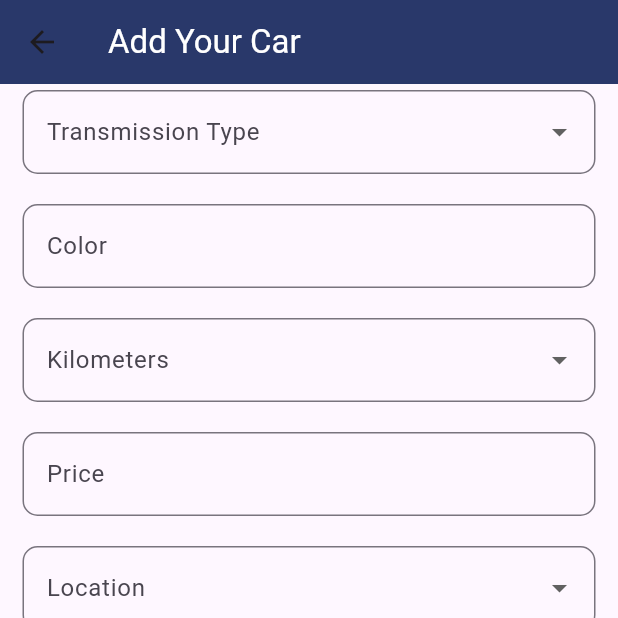
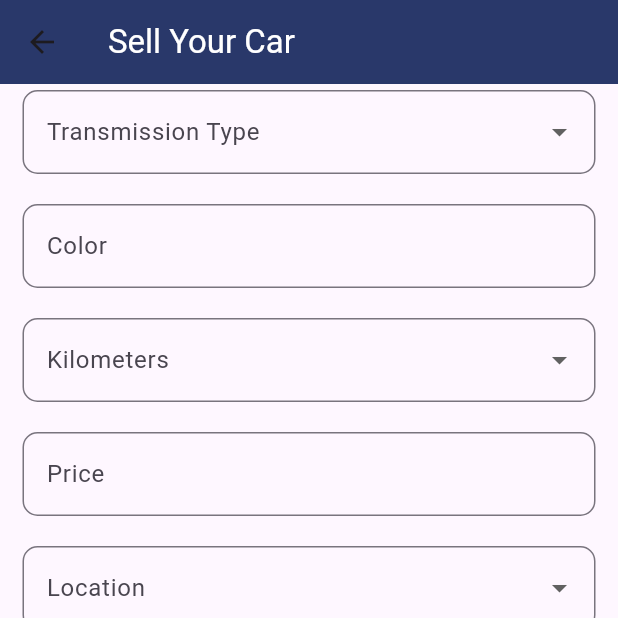
Before and after one commit to mohamedsalah918101/Cars-Store, a Flutter app: the AddPost screen opened directly, scrolled down 540 dp, on a phone screen of 412 x 824 dp, the top half of it. Run offline on Flutter 3.47's test engine with Material 3 defaults, Android fonts, the phone set to English and light mode, and no system bars; our stand-ins replace animated_splash_screen, cloud_firestore, connectivity_plus, firebase_auth, firebase_core, firebase_storage and 4 more; missing offline and left inert: datepicker_dropdown; accounts and stored records are empty.

Commit message:
sell not add

```diff
--- a/lib/screens/add_car_details.dart
+++ b/lib/screens/add_car_details.dart
@@ -212,7 +212,7 @@ class AddPost extends StatelessWidget {
       appBar: AppBar(
         backgroundColor: Color.fromRGBO(36, 54, 101, 1.0),
         title: Text(
-          "Add Your Car",
+          "Sell Your Car",
           style: TextStyle(color: Colors.white),
         ),
       ),
```
